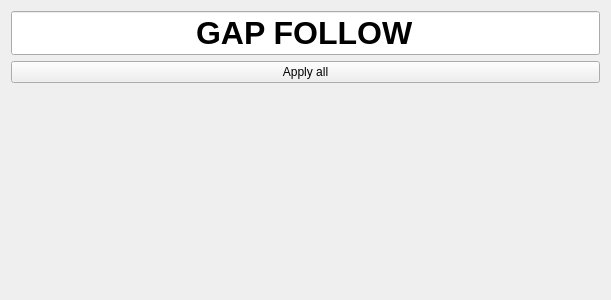
This is sim_ws/src/arcus_gui/ui/ui/GapFollowWidget.ui in robotique-udes/arcus-simulation as Qt 5 draws it before an edit. The edited form follows.
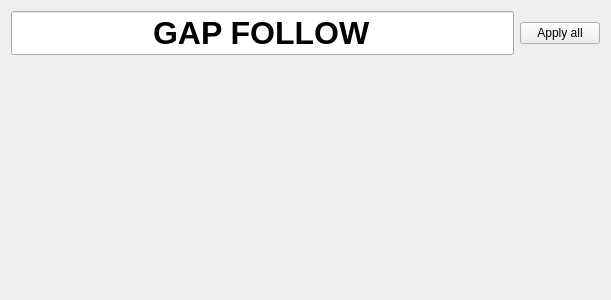
This is the edited form.

Patch:
```diff
--- a/sim_ws/src/arcus_gui/ui/ui/GapFollowWidget.ui
+++ b/sim_ws/src/arcus_gui/ui/ui/GapFollowWidget.ui
@@ -17,6 +17,8 @@
    <item row="0" column="0">
     <layout class="QVBoxLayout" name="sliderLayout">
      <item>
+      <layout class="QHBoxLayout">
+        <item>
       <widget class="QLineEdit" name="lineEdit">
        <property name="font">
         <font>
@@ -45,6 +47,8 @@
         <string>Apply all</string>
        </property>
       </widget>
+        </item>
+      </layout>
      </item>
      <item>
       <spacer name="verticalSpacer">
```
Lines whose indentation alone changed are shown as unchanged.
